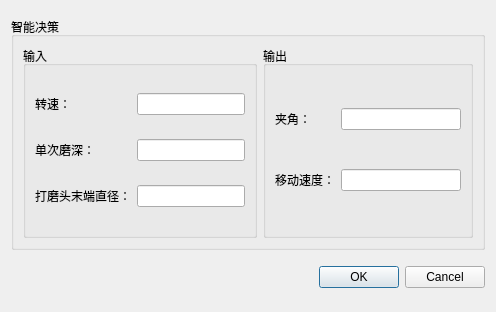
The window that qDTM/ui_templates/intelligentDecisionDlg.ui (C-prince/CloudCompare-DTM) describes before a commit, drawn with Qt 5.
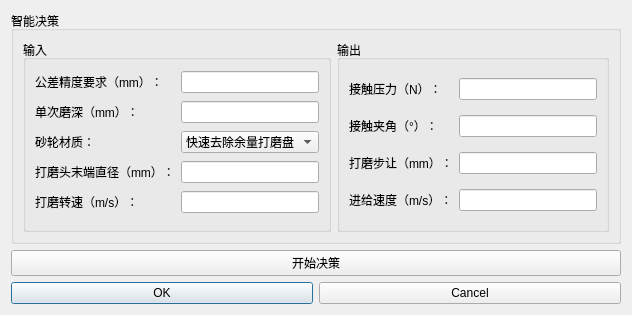
The same window after the commit.

Commit message: 修改智能决策窗口，丰富决策参数内容

The edit to the form file:
```diff
--- a/qDTM/ui_templates/intelligentDecisionDlg.ui
+++ b/qDTM/ui_templates/intelligentDecisionDlg.ui
@@ -6,7 +6,7 @@
    <rect>
     <x>0</x>
     <y>0</y>
-    <width>496</width>
+    <width>632</width>
     <height>312</height>
    </rect>
   </property>
@@ -14,6 +14,42 @@
    <string>Dialog</string>
   </property>
   <layout class="QGridLayout" name="gridLayout_2">
+   <item row="2" column="0">
+    <layout class="QHBoxLayout">
+     <property name="spacing">
+      <number>6</number>
+     </property>
+     <property name="sizeConstraint">
+      <enum>QLayout::SetDefaultConstraint</enum>
+     </property>
+     <property name="leftMargin">
+      <number>0</number>
+     </property>
+     <property name="topMargin">
+      <number>0</number>
+     </property>
+     <property name="rightMargin">
+      <number>0</number>
+     </property>
+     <property name="bottomMargin">
+      <number>0</number>
+     </property>
+     <item>
+      <widget class="QPushButton" name="okButton">
+       <property name="text">
+        <string>OK</string>
+       </property>
+      </widget>
+     </item>
+     <item>
+      <widget class="QPushButton" name="cancelButton">
+       <property name="text">
+        <string>Cancel</string>
+       </property>
+      </widget>
+     </item>
+    </layout>
+   </item>
    <item row="0" column="0">
     <widget class="QGroupBox" name="groupBox">
      <property name="enabled">
@@ -41,12 +77,11 @@
          <string>输入</string>
         </property>
         <layout class="QGridLayout" name="gridLayout">
-         <item row="0" column="0">
-          <widget class="QLabel" name="label">
-           <property name="text">
-            <string>转速：</string>
-           </property>
-          </widget>
+         <item row="3" column="1">
+          <widget class="QLineEdit" name="diameterLineEdit"/>
+         </item>
+         <item row="4" column="1">
+          <widget class="QLineEdit" name="lineEdit_2"/>
          </item>
          <item row="0" column="1">
           <widget class="QLineEdit" name="rotateSpeedLineEdit"/>
@@ -54,22 +89,54 @@
          <item row="1" column="0">
           <widget class="QLabel" name="label_2">
            <property name="text">
-            <string>单次磨深：</string>
+            <string>单次磨深（mm）：</string>
            </property>
           </widget>
          </item>
-         <item row="1" column="1">
-          <widget class="QLineEdit" name="sharpenLineEdit"/>
-         </item>
-         <item row="2" column="0">
+         <item row="3" column="0">
           <widget class="QLabel" name="label_3">
            <property name="text">
-            <string>打磨头末端直径：</string>
+            <string>打磨头末端直径（mm）：</string>
+           </property>
+          </widget>
+         </item>
+         <item row="4" column="0">
+          <widget class="QLabel" name="label_7">
+           <property name="text">
+            <string>打磨转速（m/s）：</string>
+           </property>
+          </widget>
+         </item>
+         <item row="1" column="1">
+          <widget class="QLineEdit" name="sharpenLineEdit"/>
+         </item>
+         <item row="2" column="0">
+          <widget class="QLabel" name="label_9">
+           <property name="text">
+            <string>砂轮材质：</string>
+           </property>
+          </widget>
+         </item>
+         <item row="0" column="0">
+          <widget class="QLabel" name="label">
+           <property name="text">
+            <string>公差精度要求（mm）：</string>
            </property>
           </widget>
          </item>
          <item row="2" column="1">
-          <widget class="QLineEdit" name="diameterLineEdit"/>
+          <widget class="QComboBox" name="comboBox">
+           <item>
+            <property name="text">
+             <string>快速去除余量打磨盘</string>
+            </property>
+           </item>
+           <item>
+            <property name="text">
+             <string>柔性抛光打磨盘</string>
+            </property>
+           </item>
+          </widget>
          </item>
         </layout>
        </widget>
@@ -80,26 +147,46 @@
          <string>输出</string>
         </property>
         <layout class="QGridLayout" name="gridLayout_4">
-         <item row="0" column="0">
+         <item row="2" column="0">
           <widget class="QLabel" name="label_4">
            <property name="text">
-            <string>夹角：</string>
+            <string>接触夹角（°）：</string>
            </property>
           </widget>
          </item>
-         <item row="0" column="1">
-          <widget class="QLineEdit" name="includedAngleLineEdit"/>
-         </item>
          <item row="1" column="0">
           <widget class="QLabel" name="label_5">
            <property name="text">
-            <string>移动速度：</string>
+            <string>接触压力（N）：</string>
+           </property>
+          </widget>
+         </item>
+         <item row="3" column="0">
+          <widget class="QLabel" name="label_6">
+           <property name="text">
+            <string>打磨步让（mm）：</string>
            </property>
           </widget>
          </item>
          <item row="1" column="1">
           <widget class="QLineEdit" name="moveSpeedLineEdit"/>
          </item>
+         <item row="3" column="1">
+          <widget class="QLineEdit" name="lineEdit"/>
+         </item>
+         <item row="2" column="1">
+          <widget class="QLineEdit" name="includedAngleLineEdit"/>
+         </item>
+         <item row="4" column="0">
+          <widget class="QLabel" name="label_8">
+           <property name="text">
+            <string>进给速度（m/s）：</string>
+           </property>
+          </widget>
+         </item>
+         <item row="4" column="1">
+          <widget class="QLineEdit" name="lineEdit_3"/>
+         </item>
         </layout>
        </widget>
       </item>
@@ -107,53 +194,11 @@
     </widget>
    </item>
    <item row="1" column="0">
-    <layout class="QHBoxLayout">
-     <property name="spacing">
-      <number>6</number>
+    <widget class="QPushButton" name="pushButton">
+     <property name="text">
+      <string>开始决策</string>
      </property>
-     <property name="sizeConstraint">
-      <enum>QLayout::SetDefaultConstraint</enum>
-     </property>
-     <property name="leftMargin">
-      <number>0</number>
-     </property>
-     <property name="topMargin">
-      <number>0</number>
-     </property>
-     <property name="rightMargin">
-      <number>0</number>
-     </property>
-     <property name="bottomMargin">
-      <number>0</number>
-     </property>
-     <item>
-      <spacer>
-       <property name="orientation">
-        <enum>Qt::Horizontal</enum>
-       </property>
-       <property name="sizeHint" stdset="0">
-        <size>
-         <width>131</width>
-         <height>31</height>
-        </size>
-       </property>
-      </spacer>
-     </item>
-     <item>
-      <widget class="QPushButton" name="okButton">
-       <property name="text">
-        <string>OK</string>
-       </property>
-      </widget>
-     </item>
-     <item>
-      <widget class="QPushButton" name="cancelButton">
-       <property name="text">
-        <string>Cancel</string>
-       </property>
-      </widget>
-     </item>
-    </layout>
+    </widget>
    </item>
   </layout>
  </widget>
```
